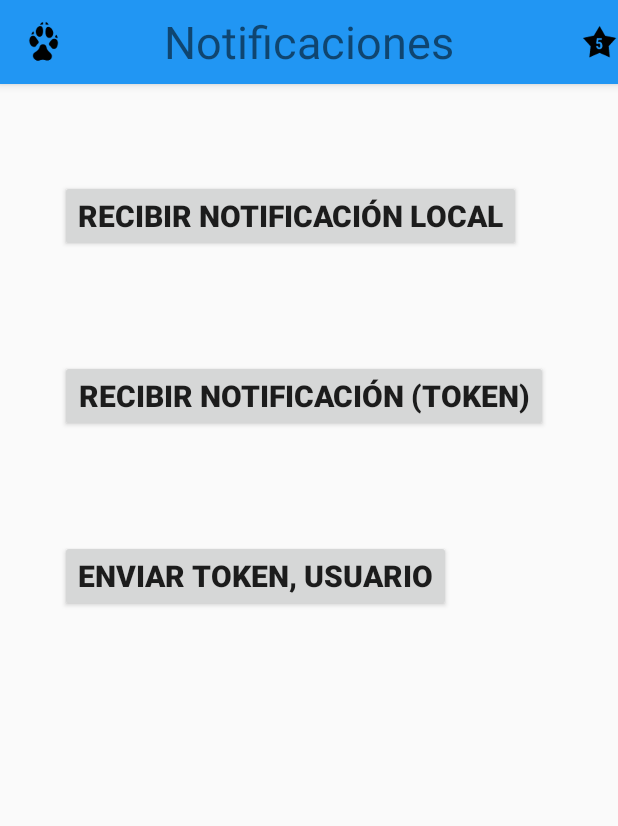
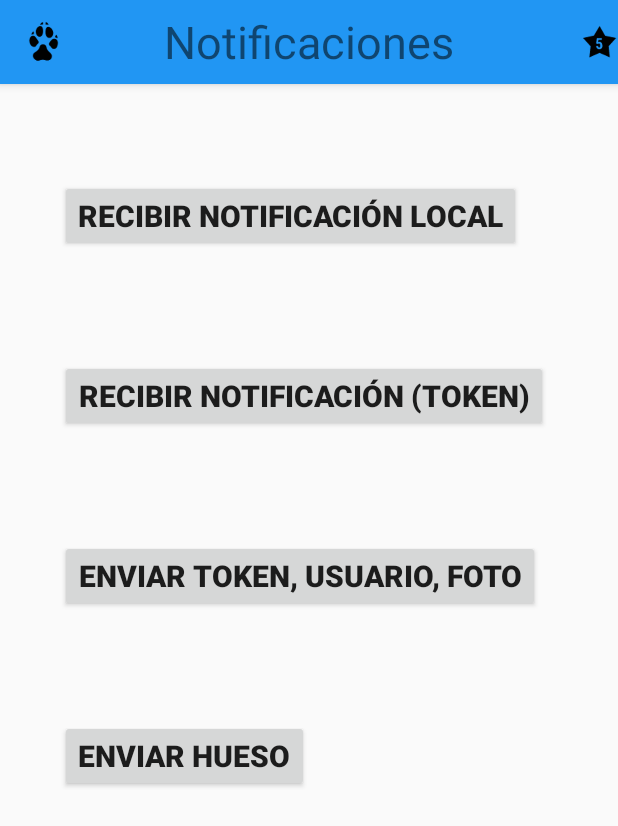
Before and after one commit to RodAghero/DesarrolloAppsAvanzadas, an Android app: the mRecibirNotificaciones screen opened directly, with no data from a screen before it, on a phone screen of 412 x 824 dp. Shown: the top 826 px of the screen. Run offline under Robolectric (Android 15) with nearby library versions, the phone set to English and light mode, and no system bars; our stand-ins replace Firebase (no records; nobody signed in at launch, a user with empty details on screens opened directly).

Commit message:
Se añade el dato idFoto, se crea el método para la notificación desde el servidor.

```diff
--- a/app/src/main/java/mx/unam/desarrolloappsavanzadas/restApi/ConstantesRestApi.java
+++ b/app/src/main/java/mx/unam/desarrolloappsavanzadas/restApi/ConstantesRestApi.java
@@ -21,4 +21,7 @@ public class ConstantesRestApi {
     public static final String ROOT_URL_NHF = "https://safe-shelf-98430.herokuapp.com/";
     public static final String KEY_POST_ID_TOKEN_USUARIO = "registrar-usuario/";
 
+    // Para like-hueso  (usa idAutogenerado y idUsuario)
+    public static final String KEY_LIKE_HUESO = "like-hueso/{id}/{idUsuario}/";
+
 }
--- a/app/src/main/java/mx/unam/desarrolloappsavanzadas/restApi/Endpoints.java
+++ b/app/src/main/java/mx/unam/desarrolloappsavanzadas/restApi/Endpoints.java
@@ -22,6 +22,10 @@ public interface Endpoints {
     @FormUrlEncoded
     @POST(ConstantesRestApi.KEY_POST_ID_TOKEN_USUARIO)
 
-    Call<UsuarioResponse> registrarTokenUsuarioID(@Field("token") String token, @Field("idUsuario") String idUsuario);
+    Call<UsuarioResponse> registrarTokenUsuarioID(@Field("token") String token, @Field("idUsuario") String idUsuario, @Field("idFoto") String idFoto);
+
+
+    @GET(ConstantesRestApi.KEY_LIKE_HUESO)
+    Call<UsuarioResponse> likeHueso(@Path("id") String id, @Path("idUsuario") String idUsuario);
 
 }
--- a/app/src/main/res/layout/activity_m_recibir_notificaciones.xml
+++ b/app/src/main/res/layout/activity_m_recibir_notificaciones.xml
@@ -39,7 +39,7 @@
         android:id="@+id/botonEnviarTokenUsuario"
         android:layout_width="wrap_content"
         android:layout_height="wrap_content"
-        android:text="Enviar token, usuario"
+        android:text="Enviar token, usuario, foto"
         android:textStyle="bold"
         android:layout_marginTop="360dp"
         android:textSize="@dimen/texto_botones"
@@ -47,5 +47,17 @@
         android:onClick="enviarTokenUsuario"
         />
 
+    <Button
+        android:id="@+id/botonEnviarNotificacionHueso"
+        android:layout_width="wrap_content"
+        android:layout_height="wrap_content"
+        android:text="Enviar Hueso"
+        android:textStyle="bold"
+        android:layout_marginTop="480dp"
+        android:textSize="@dimen/texto_botones"
+        android:layout_marginLeft="40dp"
+        android:onClick="likeHueso"
+        />
+
 
 </RelativeLayout>
```
Also changed, not shown: app/src/main/java/mx/unam/desarrolloappsavanzadas/Menus/mRecibirNotificaciones.java (+35 -2 lines), app/src/main/java/mx/unam/desarrolloappsavanzadas/adapters/PerfilMascotaAdaptador.java (+43 -0 lines), app/src/main/java/mx/unam/desarrolloappsavanzadas/restApi/model/UsuarioResponse.java (+15 -0 lines).
